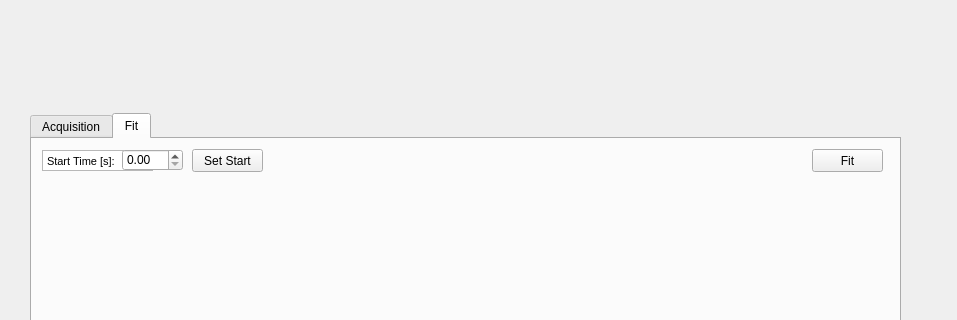
Qt form MOT_detuning_oscilloscope/plot_ui.ui (Leonardo-Razzai/automatic_measures) before a commit; both pictures show x 0 to 957 and y 257 to 577 of the 957 by 800 pixel window.
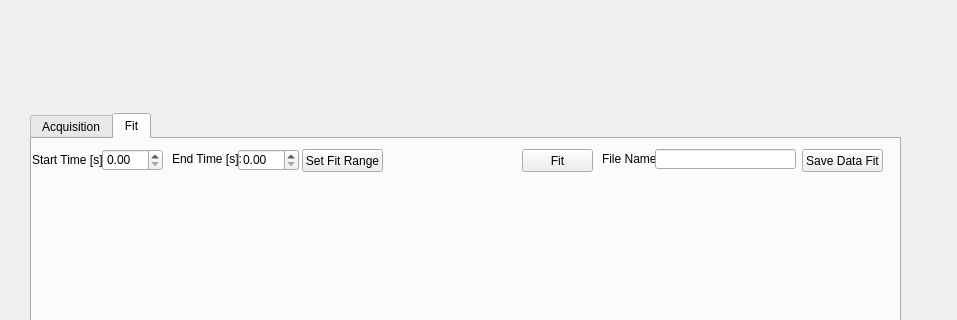
The same form after that commit. The open tabs and pages were chosen to show the change.

Commit message: add fit mot charge

Patch:
```diff
--- a/MOT_detuning_oscilloscope/plot_ui.ui
+++ b/MOT_detuning_oscilloscope/plot_ui.ui
@@ -371,7 +371,7 @@
         <x>0</x>
         <y>40</y>
         <width>861</width>
-        <height>261</height>
+        <height>251</height>
        </rect>
       </property>
       <layout class="QVBoxLayout" name="plot_fit"/>
@@ -379,7 +379,7 @@
      <widget class="QPushButton" name="fit_button">
       <property name="geometry">
        <rect>
-        <x>780</x>
+        <x>490</x>
         <y>10</y>
         <width>71</width>
         <height>23</height>
@@ -392,48 +392,98 @@
      <widget class="QDoubleSpinBox" name="start_time_fit_box">
       <property name="geometry">
        <rect>
-        <x>90</x>
+        <x>70</x>
         <y>10</y>
         <width>61</width>
         <height>22</height>
        </rect>
       </property>
      </widget>
-     <widget class="QTextBrowser" name="textBrowser_5">
+     <widget class="QPushButton" name="set_range_time_fit_button">
       <property name="geometry">
        <rect>
-        <x>10</x>
+        <x>270</x>
+        <y>10</y>
+        <width>81</width>
+        <height>23</height>
+       </rect>
+      </property>
+      <property name="text">
+       <string>Set Fit Range</string>
+      </property>
+     </widget>
+     <widget class="QDoubleSpinBox" name="end_time_fit_box">
+      <property name="geometry">
+       <rect>
+        <x>206</x>
+        <y>10</y>
+        <width>61</width>
+        <height>22</height>
+       </rect>
+      </property>
+     </widget>
+     <widget class="QLabel" name="label_2">
+      <property name="geometry">
+       <rect>
+        <x>0</x>
         <y>11</y>
-        <width>111</width>
-        <height>21</height>
+        <width>71</width>
+        <height>20</height>
        </rect>
       </property>
-      <property name="html">
-       <string>&lt;!DOCTYPE HTML PUBLIC &quot;-//W3C//DTD HTML 4.0//EN&quot; &quot;http://www.w3.org/TR/REC-html40/strict.dtd&quot;&gt;
-&lt;html&gt;&lt;head&gt;&lt;meta name=&quot;qrichtext&quot; content=&quot;1&quot; /&gt;&lt;style type=&quot;text/css&quot;&gt;
-p, li { white-space: pre-wrap; }
-&lt;/style&gt;&lt;/head&gt;&lt;body style=&quot; font-family:'MS Shell Dlg 2'; font-size:8.25pt; font-weight:400; font-style:normal;&quot;&gt;
-&lt;p style=&quot; margin-top:0px; margin-bottom:0px; margin-left:0px; margin-right:0px; -qt-block-indent:0; text-indent:0px;&quot;&gt;Start Time [s]:&lt;/p&gt;&lt;/body&gt;&lt;/html&gt;</string>
+      <property name="text">
+       <string>Start Time [s]:</string>
       </property>
      </widget>
-     <widget class="QPushButton" name="set_start_time_fit_button">
+     <widget class="QLabel" name="label_3">
       <property name="geometry">
        <rect>
-        <x>160</x>
+        <x>140</x>
         <y>10</y>
         <width>71</width>
+        <height>20</height>
+       </rect>
+      </property>
+      <property name="text">
+       <string>End Time [s]:</string>
+      </property>
+     </widget>
+     <widget class="QPushButton" name="save_data_fit_button">
+      <property name="geometry">
+       <rect>
+        <x>770</x>
+        <y>10</y>
+        <width>81</width>
         <height>23</height>
        </rect>
       </property>
       <property name="text">
-       <string>Set Start</string>
+       <string>Save Data Fit</string>
       </property>
      </widget>
-     <zorder>textBrowser_5</zorder>
-     <zorder>verticalLayoutWidget_3</zorder>
-     <zorder>fit_button</zorder>
-     <zorder>start_time_fit_box</zorder>
-     <zorder>set_start_time_fit_button</zorder>
+     <widget class="QLabel" name="label_5">
+      <property name="geometry">
+       <rect>
+        <x>570</x>
+        <y>10</y>
+        <width>61</width>
+        <height>20</height>
+       </rect>
+      </property>
+      <property name="text">
+       <string>File Name:</string>
+      </property>
+     </widget>
+     <widget class="QLineEdit" name="file_name_fit_input">
+      <property name="geometry">
+       <rect>
+        <x>623</x>
+        <y>10</y>
+        <width>141</width>
+        <height>20</height>
+       </rect>
+      </property>
+     </widget>
     </widget>
    </widget>
    <zorder>textBrowser_7</zorder>
```
Left out of the diff: 72 changed lines with no effect on the pictures. The commit also changes 2 other files.
